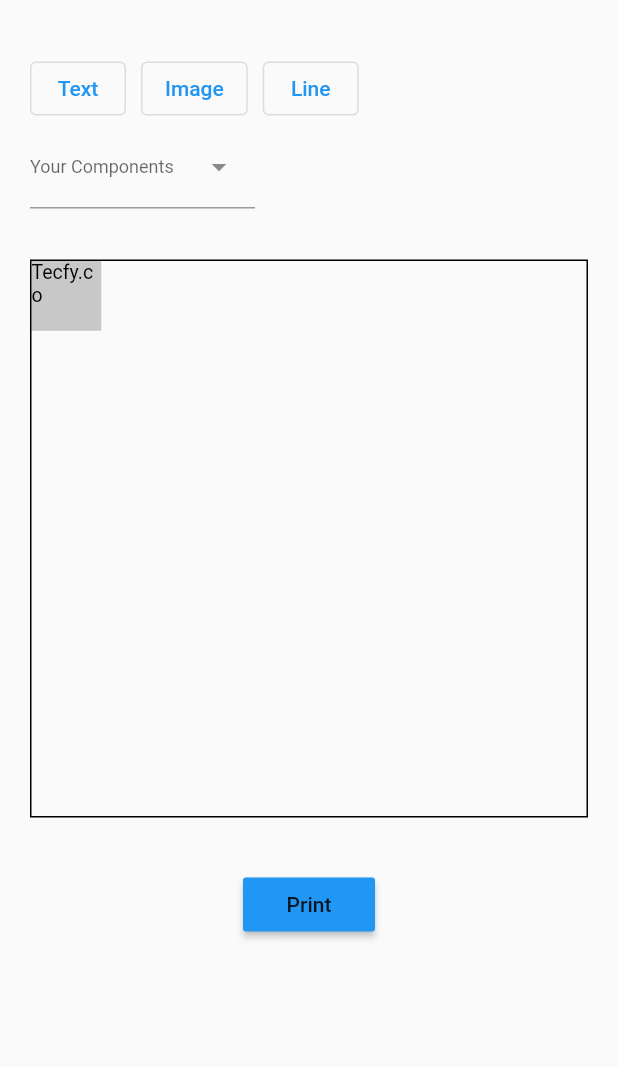
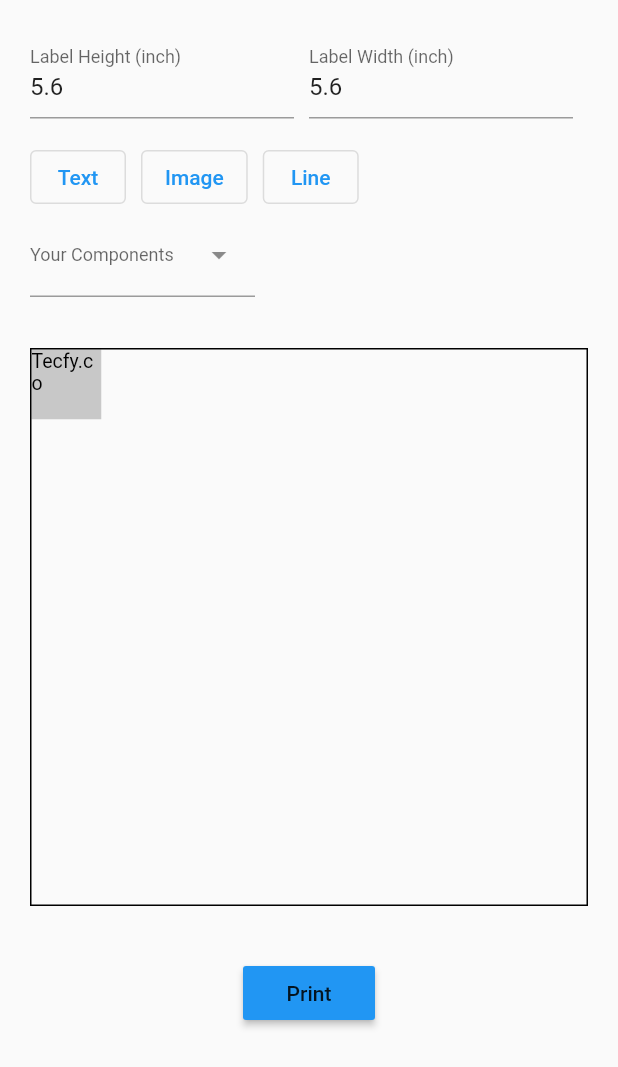
Before and after one commit to tecfy-co/flutter_pdf_designer, a Flutter app: the screen it shows after launch, on a phone screen of 412 x 824 dp. Shown: the top 1067 px of the screen. Run offline on Flutter 3.47's test engine with Material 2 defaults, Android fonts, the phone set to English and light mode, and no system bars; drawn by our look-alikes of dropdown_search; our stand-ins replace barcode_widget, file_picker, flutter_colorpicker, pdf, printing.

Commit message:
Make Widget's Width and Height required.

```diff
--- a/lib/src/pdf_design.dart
+++ b/lib/src/pdf_design.dart
@@ -4,10 +4,10 @@ class PdfDesign extends StatefulWidget {
   final Map<String, PdfElementType>? variableList;
 
   /// Printing Width in inches
-  final double? width;
+  final double width;
 
   /// Printing Height in inches
-  final double? height;
+  final double height;
   final Map<String, dynamic>? json;
   final void Function(Map<String, dynamic>) onChange;
 
@@ -15,8 +15,8 @@ class PdfDesign extends StatefulWidget {
     Key? key,
     required this.onChange,
     required this.json,
-    this.width,
-    this.height,
+    required this.width,
+    required this.height,
     required this.variableList,
   }) : super(key: key);
 
@@ -148,19 +148,16 @@ class _PdfDesignState extends State<PdfDesign> {
   @override
   void initState() {
     dataModel = PdfModel.fromJson(widget.json!);
-    if (widget.width != null) {
-      if (widget.width! > 50) {
-        dataModel.width = widget.width! / PdfPageFormat.inch;
+    if (widget.width > 50) {
+      dataModel.width = widget.width / PdfPageFormat.inch;
     } else {
-        dataModel.width = widget.width!;
+      dataModel.width = widget.width;
     }
-    }
-    if (widget.height != null) {
-      if (widget.height! > 50) {
-        dataModel.height = widget.height! / PdfPageFormat.inch;
+
+    if (widget.height > 50) {
+      dataModel.height = widget.height / PdfPageFormat.inch;
     } else {
       dataModel.height = widget.height;
-      }
     }
 
     widget.variableList!.forEach((key, value) {
@@ -175,13 +172,11 @@ class _PdfDesignState extends State<PdfDesign> {
       mainAxisAlignment: MainAxisAlignment.start,
       crossAxisAlignment: CrossAxisAlignment.start,
       children: [
-        widget.width == null || widget.height == null
-            ? Row(children: [
+        Row(children: [
           Expanded(
               child: TextFormField(
                   inputFormatters: [
-                      FilteringTextInputFormatter.allow(
-                          RegExp(r'^\d+\.?\d{0,2}')),
+                FilteringTextInputFormatter.allow(RegExp(r'^\d+\.?\d{0,2}')),
               ],
                   initialValue: dataModel.height!.toStringAsFixed(1),
                   onChanged: (v) {
@@ -212,8 +207,7 @@ class _PdfDesignState extends State<PdfDesign> {
                   decoration: const InputDecoration(
                       label: Text('Label Width (inch)')))),
           const SizedBox(width: 10),
-              ])
-            : SizedBox(),
+        ]),
         Wrap(
           children: [
             Padding(
```
Lines whose indentation alone changed are shown as unchanged.
